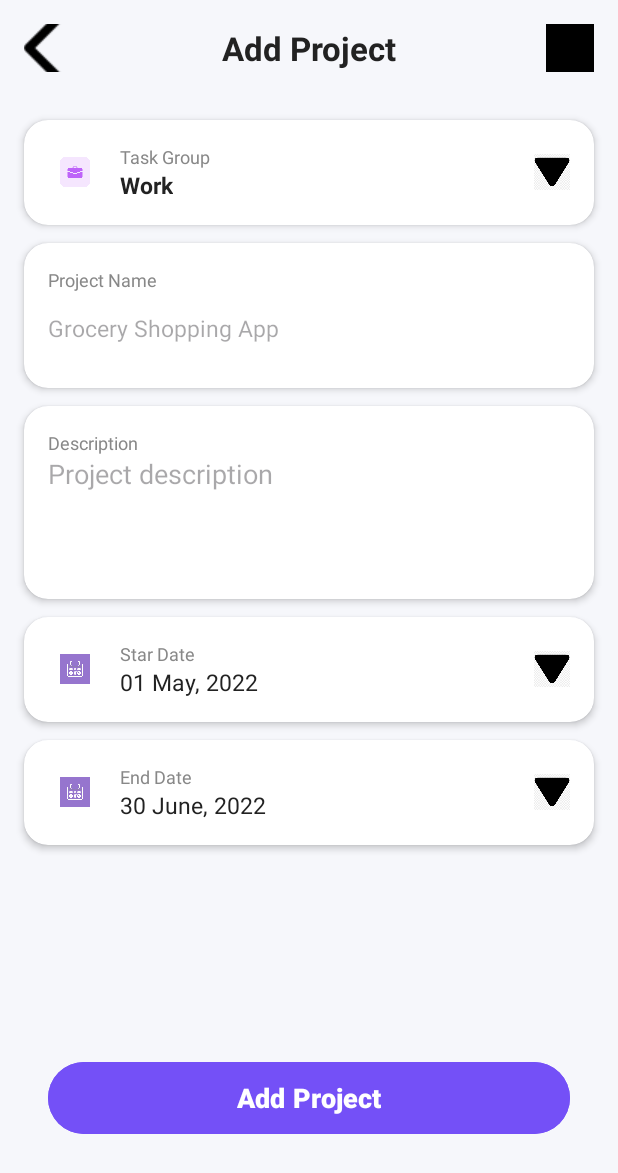
After one commit to lephuoctai/task, an Android app: the addProjectActivity screen opened directly, with no data from a screen before it, on a phone screen of 412 x 824 dp. The commit adds this screen. Shown: the top 1173 px of the screen. Run offline under Robolectric (Android 15) with nearby library versions, the phone set to English and light mode, and no system bars.

Commit message:
ghep source

```diff
--- a/app/src/main/AndroidManifest.xml
+++ b/app/src/main/AndroidManifest.xml
@@ -12,6 +12,7 @@
         android:supportsRtl="true"
         android:theme="@style/Theme.Task"
         tools:targetApi="31">
+
         <activity
             android:name=".MainActivity"
             android:exported="true">
@@ -21,6 +22,7 @@
                 <category android:name="android.intent.category.LAUNCHER" />
             </intent-filter>
         </activity>
+        <activity android:name=".addProjectActivity" />
     </application>
 
 </manifest>
--- a/app/src/main/java/com/todo/task/MainActivity.java
+++ b/app/src/main/java/com/todo/task/MainActivity.java
@@ -1,50 +1,25 @@
 package com.todo.task;
 
+import android.app.DatePickerDialog;
+import android.content.Intent;
 import android.os.Bundle;
-import android.widget.Button;
-import android.widget.EditText;
-import android.widget.LinearLayout;
-import android.widget.TextView;
-
-import androidx.activity.EdgeToEdge;
+import android.widget.*;
 import androidx.appcompat.app.AppCompatActivity;
 import androidx.core.graphics.Insets;
 import androidx.core.view.ViewCompat;
 import androidx.core.view.WindowInsetsCompat;
-
 import java.util.ArrayList;
+import java.util.Calendar;
 
 public class MainActivity extends AppCompatActivity {
-    static ArrayList<Task> task_list = new ArrayList<>();
-    public void scanTask() {
-        EditText task_name = findViewById(R.id.task_name);
-        EditText task_quest = findViewById(R.id.task_quest);
-        EditText task_date_completed = findViewById(R.id.task_date_completed);
-
-        String name = task_name.getText().toString().trim();
-        String quest = task_quest.getText().toString().trim();
-        String date_completed = task_date_completed.getText().toString().trim();
-
-        if(!(name.isEmpty() || quest.isEmpty())){
-            LinearLayout task_layout = findViewById(R.id.task_list);
-            TextView view = new TextView(MainActivity.this);
-            Task task = new Task(name, quest, date_completed);
-
-            task_list.add(task);
-            view.setText( (task_list.indexOf(task) + 1) + " - "+ task.toString());
-            task_layout.addView(view);
-
-        }
-    }
-    public void printArray(){
-        for (Task task:task_list) {
-        }
-    }
+    static ArrayList<Task> taskList = new ArrayList<>();
+    private EditText taskNameInput, taskQuestInput, taskDateCompletedInput;
+    private LinearLayout taskLayout;
+    private Button taskAddBtn;
 
     @Override
     protected void onCreate(Bundle savedInstanceState) {
         super.onCreate(savedInstanceState);
-        EdgeToEdge.enable(this);
         setContentView(R.layout.activity_main);
 
         ViewCompat.setOnApplyWindowInsetsListener(findViewById(R.id.main), (v, insets) -> {
@@ -53,10 +28,41 @@ public class MainActivity extends AppCompatActivity {
             return insets;
         });
 
-        Button send_btn = findViewById(R.id.add_btn);
-        send_btn.setOnClickListener(view -> {
+        taskNameInput = findViewById(R.id.task_name);
+        taskQuestInput = findViewById(R.id.task_quest);
+        taskDateCompletedInput = findViewById(R.id.task_date_completed);
+        taskLayout = findViewById(R.id.task_list);
+        taskAddBtn = findViewById(R.id.add_btn);
+
+        taskAddBtn.setOnClickListener(view -> {
             scanTask();
             printArray();
         });
+
+        Button openProjectBtn = findViewById(R.id.btn_open_project);
+        openProjectBtn.setOnClickListener(v -> {
+            Intent intent = new Intent(MainActivity.this, addProjectActivity.class);
+            startActivity(intent);
+        });
+    }
+
+    private void scanTask() {
+        String name = taskNameInput.getText().toString().trim();
+        String quest = taskQuestInput.getText().toString().trim();
+        String date = taskDateCompletedInput.getText().toString().trim();
+
+        if (!(name.isEmpty() || quest.isEmpty())) {
+            Task task = new Task(name, quest, date);
+            taskList.add(task);
+            TextView view = new TextView(MainActivity.this);
+            view.setText((taskList.indexOf(task) + 1) + " - " + task.toString());
+            taskLayout.addView(view);
+        }
+    }
+
+    private void printArray() {
+        for (Task task : taskList) {
+            // Tuỳ bạn muốn xử lý gì thêm
+        }
     }
 }
--- /dev/null
+++ b/app/src/main/java/com/todo/task/addProjectActivity.java
@@ -0,0 +1,66 @@
+package com.todo.task;
+
+import android.app.DatePickerDialog;
+import android.os.Bundle;
+import android.widget.*;
+import androidx.appcompat.app.AppCompatActivity;
+import java.util.Calendar;
+
+public class addProjectActivity extends AppCompatActivity {
+    private TextView tvTaskGroup, tvStarDate, tvEndDate;
+    private EditText etProjectName, etDescription;
+    private Button btnAddProject;
+    private ImageButton btnBack, btnNoti;
+    private String startDate = "", endDate = "";
+
+    @Override
+    protected void onCreate(Bundle savedInstanceState) {
+        super.onCreate(savedInstanceState);
+        setContentView(R.layout.activity_add_project);
+
+        btnBack = findViewById(R.id.btnBack);
+        btnNoti = findViewById(R.id.btnNoti);
+        tvTaskGroup = findViewById(R.id.tvTaskGroup);
+        tvStarDate = findViewById(R.id.tvStarDate);
+        tvEndDate = findViewById(R.id.tvEndDate);
+        etProjectName = findViewById(R.id.etProjectName);
+        etDescription = findViewById(R.id.etDescription);
+        btnAddProject = findViewById(R.id.btnAddProject);
+
+        btnBack.setOnClickListener(v -> finish());
+        btnNoti.setOnClickListener(v -> Toast.makeText(this, "Notification Clicked", Toast.LENGTH_SHORT).show());
+        tvTaskGroup.setOnClickListener(v -> Toast.makeText(this, "Change Task Group", Toast.LENGTH_SHORT).show());
+
+        tvStarDate.setOnClickListener(v -> showDatePicker(tvStarDate));
+        tvEndDate.setOnClickListener(v -> showDatePicker(tvEndDate));
+        btnAddProject.setOnClickListener(v -> addProject());
+    }
+
+    private void showDatePicker(TextView target) {
+        Calendar calendar = Calendar.getInstance();
+        int y = calendar.get(Calendar.YEAR);
+        int m = calendar.get(Calendar.MONTH);
+        int d = calendar.get(Calendar.DAY_OF_MONTH);
+
+        new DatePickerDialog(this, (view, year, month, dayOfMonth) -> {
+            String dateStr = String.format("%02d/%02d/%d", dayOfMonth, month + 1, year);
+            target.setText(dateStr);
+            if (target.getId() == R.id.tvStarDate) startDate = dateStr;
+            else if (target.getId() == R.id.tvEndDate) endDate = dateStr;
+        }, y, m, d).show();
+    }
+
+    private void addProject() {
+        String name = etProjectName.getText().toString().trim();
+        String desc = etDescription.getText().toString().trim();
+
+        if (name.isEmpty()) {
+            etProjectName.setError("Project name can't be empty!");
+        } else if (!startDate.isEmpty() && !endDate.isEmpty()) {
+            String info = "Project added:\nTên: " + name + "\nMô tả: " + desc + "\nTừ ngày: " + startDate + "\nĐến ngày: " + endDate;
+            Toast.makeText(this, info, Toast.LENGTH_LONG).show();
+        } else {
+            Toast.makeText(this, "Vui lòng chọn ngày bắt đầu và ngày kết thúc!", Toast.LENGTH_SHORT).show();
+        }
+    }
+}
--- /dev/null
+++ b/app/src/main/res/layout/activity_add_project.xml
@@ -0,0 +1,385 @@
+<?xml version="1.0" encoding="utf-8"?>
+<androidx.constraintlayout.widget.ConstraintLayout xmlns:android="http://schemas.android.com/apk/res/android"
+    xmlns:app="http://schemas.android.com/apk/res-auto"
+    xmlns:tools="http://schemas.android.com/tools"
+    android:id="@+id/addProjectRoot"
+    android:layout_width="match_parent"
+    android:layout_height="match_parent"
+    android:background="#F6F7FB"
+    tools:context=".MainActivity">
+
+    <!-- Thanh tiêu đề -->
+    <LinearLayout
+        android:id="@+id/titleBar"
+        android:layout_width="0dp"
+        android:layout_height="wrap_content"
+        android:orientation="horizontal"
+        android:gravity="center_vertical"
+        android:padding="16dp"
+        app:layout_constraintTop_toTopOf="parent"
+        app:layout_constraintStart_toStartOf="parent"
+        app:layout_constraintEnd_toEndOf="parent">
+
+        <ImageButton
+            android:id="@+id/btnBack"
+            android:layout_width="32dp"
+            android:layout_height="32dp"
+            android:background="?selectableItemBackgroundBorderless"
+            android:src="@drawable/ic_arrow_back"
+            tools:ignore="TouchTargetSizeCheck,SpeakableTextPresentCheck" />
+
+        <TextView
+            android:id="@+id/tvTitle"
+            android:layout_width="0dp"
+            android:layout_weight="1"
+            android:layout_height="wrap_content"
+            android:gravity="center"
+            android:text="Add Project"
+            android:textSize="22sp"
+            android:textStyle="bold"
+            android:textColor="#222222" />
+
+        <ImageButton
+            android:id="@+id/btnNoti"
+            android:layout_width="32dp"
+            android:layout_height="32dp"
+            android:background="?selectableItemBackgroundBorderless"
+            android:src="@drawable/ic_noti"
+            tools:ignore="SpeakableTextPresentCheck,TouchTargetSizeCheck" />
+    </LinearLayout>
+
+    <!-- Task group card -->
+    <androidx.cardview.widget.CardView
+        android:id="@+id/cardTaskGroup"
+        android:layout_width="0dp"
+        android:layout_height="wrap_content"
+        android:layout_marginStart="16dp"
+        android:layout_marginEnd="16dp"
+        android:layout_marginTop="16dp"
+        app:cardCornerRadius="16dp"
+        app:cardElevation="3dp"
+        app:layout_constraintTop_toBottomOf="@id/titleBar"
+        app:layout_constraintStart_toStartOf="parent"
+        app:layout_constraintEnd_toEndOf="parent">
+
+        <LinearLayout
+            android:layout_width="match_parent"
+            android:layout_height="wrap_content"
+            android:orientation="horizontal"
+            android:padding="16dp"
+            android:gravity="center_vertical">
+
+            <ImageView
+                android:id="@+id/ivTaskGroup"
+                android:layout_width="36dp"
+                android:layout_height="36dp"
+                android:src="@drawable/ic_task_work"
+                android:padding="8dp"/>
+            <!--                android:background="@drawable/bg_circle_pink"-->
+
+
+            <LinearLayout
+                android:layout_width="0dp"
+                android:layout_height="wrap_content"
+                android:orientation="vertical"
+                android:layout_weight="1"
+                android:layout_marginStart="12dp">
+
+                <TextView
+                    android:layout_width="wrap_content"
+                    android:layout_height="wrap_content"
+                    android:text="Task Group"
+                    android:textSize="12sp"
+                    android:textColor="#888888" />
+
+                <TextView
+                    android:id="@+id/tvTaskGroup"
+                    android:layout_width="wrap_content"
+                    android:layout_height="wrap_content"
+                    android:text="Work"
+                    android:textStyle="bold"
+                    android:textSize="15sp"
+                    android:textColor="#222222"/>
+            </LinearLayout>
+
+            <ImageView
+                android:layout_width="24dp"
+                android:layout_height="24dp"
+                android:src="@drawable/ic_dropdown" />
+        </LinearLayout>
+    </androidx.cardview.widget.CardView>
+
+    <!-- Project Name input -->
+    <androidx.cardview.widget.CardView
+        android:id="@+id/cardProjectName"
+        android:layout_width="0dp"
+        android:layout_height="wrap_content"
+        android:layout_marginStart="16dp"
+        android:layout_marginEnd="16dp"
+        android:layout_marginTop="12dp"
+        app:cardCornerRadius="16dp"
+        app:cardElevation="3dp"
+        app:layout_constraintTop_toBottomOf="@id/cardTaskGroup"
+        app:layout_constraintStart_toStartOf="parent"
+        app:layout_constraintEnd_toEndOf="parent">
+
+        <LinearLayout
+            android:layout_width="match_parent"
+            android:layout_height="wrap_content"
+            android:orientation="vertical"
+            android:padding="16dp">
+
+            <TextView
+                android:layout_width="wrap_content"
+                android:layout_height="wrap_content"
+                android:text="Project Name"
+                android:textSize="12sp"
+                android:textColor="#888888" />
+
+            <EditText
+                android:id="@+id/etProjectName"
+                android:layout_width="match_parent"
+                android:layout_height="wrap_content"
+                android:background="@android:color/transparent"
+                android:hint="Grocery Shopping App"
+                android:inputType="text"
+                android:minHeight="48dp"
+                android:textColor="#222222"
+                android:textSize="15sp" />
+        </LinearLayout>
+    </androidx.cardview.widget.CardView>
+
+    <!-- Description card -->
+    <androidx.cardview.widget.CardView
+        android:id="@+id/cardDescription"
+        android:layout_width="0dp"
+        android:layout_height="wrap_content"
+        android:layout_marginStart="16dp"
+        android:layout_marginEnd="16dp"
+        android:layout_marginTop="12dp"
+        app:cardCornerRadius="16dp"
+        app:cardElevation="3dp"
+        app:layout_constraintTop_toBottomOf="@id/cardProjectName"
+        app:layout_constraintStart_toStartOf="parent"
+        app:layout_constraintEnd_toEndOf="parent">
+
+        <LinearLayout
+            android:layout_width="match_parent"
+            android:layout_height="wrap_content"
+            android:orientation="vertical"
+            android:padding="16dp">
+
+            <TextView
+                android:layout_width="wrap_content"
+                android:layout_height="wrap_content"
+                android:text="Description"
+                android:textSize="12sp"
+                android:textColor="#888888" />
+
+            <EditText
+                android:id="@+id/etDescription"
+                android:layout_width="match_parent"
+                android:layout_height="80dp"
+                android:gravity="top|start"
+                android:background="@android:color/transparent"
+                android:hint="Project description"
+                android:textColor="#222222"
+                android:inputType="textMultiLine" />
+        </LinearLayout>
+    </androidx.cardview.widget.CardView>
+
+    <!-- Star Date card -->
+    <androidx.cardview.widget.CardView
+        android:id="@+id/cardStarDate"
+        android:layout_width="0dp"
+        android:layout_height="wrap_content"
+        android:layout_marginStart="16dp"
+        android:layout_marginEnd="16dp"
+        android:layout_marginTop="12dp"
+        app:cardCornerRadius="16dp"
+        app:cardElevation="3dp"
+        app:layout_constraintTop_toBottomOf="@id/cardDescription"
+        app:layout_constraintStart_toStartOf="parent"
+        app:layout_constraintEnd_toEndOf="parent">
+
+        <LinearLayout
+            android:layout_width="match_parent"
+            android:layout_height="wrap_content"
+            android:orientation="horizontal"
+            android:gravity="center_vertical"
+            android:padding="16dp">
+
+            <ImageView
+                android:layout_width="36dp"
+                android:layout_height="36dp"
+                android:padding="8dp"
+                android:src="@drawable/ic_calendar" />
+
+            <!--                android:background="@drawable/bg_circle_purple"-->
+
+            <LinearLayout
+                android:layout_width="0dp"
+                android:layout_height="wrap_content"
+                android:orientation="vertical"
+                android:layout_weight="1"
+                android:layout_marginStart="12dp">
+
+                <TextView
+                    android:layout_width="wrap_content"
+                    android:layout_height="wrap_content"
+                    android:text="Star Date"
+                    android:textSize="12sp"
+                    android:textColor="#888888" />
+
+                <TextView
+                    android:id="@+id/tvStarDate"
+                    android:layout_width="wrap_content"
+                    android:layout_height="wrap_content"
+                    android:text="01 May, 2022"
+                    android:textSize="15sp"
+                    android:textColor="#222222"/>
+            </LinearLayout>
+
+            <ImageView
+                android:layout_width="24dp"
+                android:layout_height="24dp"
+                android:src="@drawable/ic_dropdown" />
+        </LinearLayout>
+    </androidx.cardview.widget.CardView>
+
+    <!-- End Date card -->
+    <androidx.cardview.widget.CardView
+        android:id="@+id/cardEndDate"
+        android:layout_width="0dp"
+        android:layout_height="wrap_content"
+        android:layout_marginStart="16dp"
+        android:layout_marginEnd="16dp"
+        android:layout_marginTop="12dp"
+        app:cardCornerRadius="16dp"
+        app:cardElevation="3dp"
+        app:layout_constraintTop_toBottomOf="@id/cardStarDate"
+        app:layout_constraintStart_toStartOf="parent"
+        app:layout_constraintEnd_toEndOf="parent">
+
+        <LinearLayout
+            android:layout_width="match_parent"
+            android:layout_height="wrap_content"
+            android:orientation="horizontal"
+            android:gravity="center_vertical"
+            android:padding="16dp">
+
+            <ImageView
+                android:layout_width="36dp"
+                android:layout_height="36dp"
+                android:src="@drawable/ic_calendar"
+                android:padding="8dp"/>
+            <!--                android:background="@drawable/bg_circle_purple"-->
+
+
+            <LinearLayout
+                android:layout_width="0dp"
+                android:layout_height="wrap_content"
+                android:orientation="vertical"
+                android:layout_weight="1"
+                android:layout_marginStart="12dp">
+
+                <TextView
+                    android:layout_width="wrap_content"
+                    android:layout_height="wrap_content"
+                    android:text="End Date"
+                    android:textSize="12sp"
+                    android:textColor="#888888" />
+
+                <TextView
+                    android:id="@+id/tvEndDate"
+                    android:layout_width="wrap_content"
+                    android:layout_height="wrap_content"
+                    android:text="30 June, 2022"
+                    android:textSize="15sp"
+                    android:textColor="#222222"/>
+            </LinearLayout>
+
+            <ImageView
+                android:layout_width="24dp"
+                android:layout_height="24dp"
+                android:src="@drawable/ic_dropdown" />
+        </LinearLayout>
+    </androidx.cardview.widget.CardView>
+
+    <!-- Logo + Change logo -->
+    <androidx.cardview.widget.CardView
+        android:id="@+id/cardLogo"
+        android:layout_width="0dp"
+        android:layout_height="wrap_content"
+        android:layout_marginStart="16dp"
+        android:layout_marginEnd="16dp"
+        android:layout_marginTop="12dp"
+        app:cardCornerRadius="16dp"
+        app:cardElevation="3dp"
+        app:layout_constraintTop_toBottomOf="@id/cardEndDate"
+        app:layout_constraintStart_toStartOf="parent"
+        app:layout_constraintEnd_toEndOf="parent">
+
+        <!--        <LinearLayout-->
+        <!--            android:layout_width="match_parent"-->
+        <!--            android:layout_height="wrap_content"-->
+        <!--            android:orientation="horizontal"-->
+        <!--            android:gravity="center_vertical"-->
+        <!--            android:padding="16dp">-->
+
+        <!--&lt;!&ndash;            <ImageView&ndash;&gt;-->
+        <!--&lt;!&ndash;                android:id="@+id/ivLogo"&ndash;&gt;-->
+        <!--&lt;!&ndash;                android:layout_width="56dp"&ndash;&gt;-->
+        <!--&lt;!&ndash;                android:layout_height="56dp"&ndash;&gt;-->
+        <!--&lt;!&ndash;                android:src="@drawable/ic_grocery_logo"&ndash;&gt;-->
+        <!--&lt;!&ndash;                android:background="@drawable/bg_circle_orange"&ndash;&gt;-->
+        <!--&lt;!&ndash;                android:padding="8dp" />&ndash;&gt;-->
+
+        <!--            <TextView-->
+        <!--                android:id="@+id/tvLogoTitle"-->
+        <!--                android:layout_width="wrap_content"-->
+        <!--                android:layout_height="wrap_content"-->
+        <!--                android:text="Grocery\nshop"-->
+        <!--                android:textColor="#24B07B"-->
+        <!--                android:layout_marginStart="10dp"-->
+        <!--                android:textStyle="bold"-->
+        <!--                android:textSize="17sp" />-->
+
+        <!--            <View-->
+        <!--                android:layout_width="0dp"-->
+        <!--                android:layout_height="1dp"-->
+        <!--                android:layout_weight="1" />-->
+
+        <!--            <Button-->
+        <!--                android:id="@+id/btnChangeLogo"-->
+        <!--                android:layout_width="wrap_content"-->
+        <!--                android:layout_height="38dp"-->
+        <!--                android:layout_marginStart="8dp"-->
+        <!--                android:backgroundTint="#E1D8FF"-->
+        <!--                android:text="Change Logo"-->
+        <!--                android:textAllCaps="false"-->
+        <!--                android:textColor="#7E47FF"-->
+        <!--                tools:ignore="TouchTargetSizeCheck" />-->
+        <!--        </LinearLayout>-->
+    </androidx.cardview.widget.CardView>
+
+    <!-- Add Project Button -->
+    <Button
+        android:id="@+id/btnAddProject"
+        android:layout_width="0dp"
+        android:layout_height="56dp"
+        android:layout_marginStart="32dp"
+        android:layout_marginEnd="32dp"
+        android:layout_marginBottom="64dp"
+        android:backgroundTint="#7450F7"
+        android:text="Add Project"
+        android:textAllCaps="false"
+        android:textColor="@android:color/white"
+        android:textSize="18sp"
+        android:textStyle="bold"
+        app:layout_constraintBottom_toBottomOf="parent"
+        app:layout_constraintEnd_toEndOf="parent"
+        app:layout_constraintHorizontal_bias="0.0"
+        app:layout_constraintStart_toStartOf="parent" />
+
+</androidx.constraintlayout.widget.ConstraintLayout>
--- a/app/src/main/res/layout/activity_main.xml
+++ b/app/src/main/res/layout/activity_main.xml
@@ -19,19 +19,23 @@
         app:layout_constraintStart_toStartOf="parent"
         app:layout_constraintTop_toTopOf="parent"
         app:layout_constraintVertical_bias="0.0">
+        <Button
+            android:id="@+id/btn_open_project"
+            android:layout_width="match_parent"
+            android:layout_height="wrap_content"
+            android:layout_marginTop="10dp"
+            android:text="Add Project" />
 
         <LinearLayout
             android:id="@+id/task_list"
             android:paddingTop="20dp"
             android:layout_width="340dp"
             android:layout_height="468dp"
-            android:orientation="vertical">
-
-        </LinearLayout>
+            android:orientation="vertical" />
 
         <LinearLayout
             android:layout_width="340dp"
-            android:layout_height="match_parent"
+            android:layout_height="wrap_content"
             android:orientation="vertical">
 
             <EditText
@@ -63,11 +67,15 @@
                 android:id="@+id/add_btn"
                 android:layout_width="match_parent"
                 android:layout_height="wrap_content"
+                android:minHeight="48dp"
                 android:layout_marginTop="10dp"
-                android:text="Add" />
+                android:text="Add"/>
+
+
+            <!-- Nút mở addProjectActivity -->
+
         </LinearLayout>
 
     </LinearLayout>
 
-
 </androidx.constraintlayout.widget.ConstraintLayout>
```
Also changed, not shown: app/src/main/res/drawable/bg_circle_pink.jpg (added), app/src/main/res/drawable/bg_circle_purple.png (added), app/src/main/res/drawable/ic_arrow_back.png (added), app/src/main/res/drawable/ic_calendar.jpg (added), app/src/main/res/drawable/ic_dropdown.png (added), app/src/main/res/drawable/ic_logo.jpg (added), app/src/main/res/drawable/ic_noti.jpg (added), app/src/main/res/drawable/ic_task_work.png (added).
